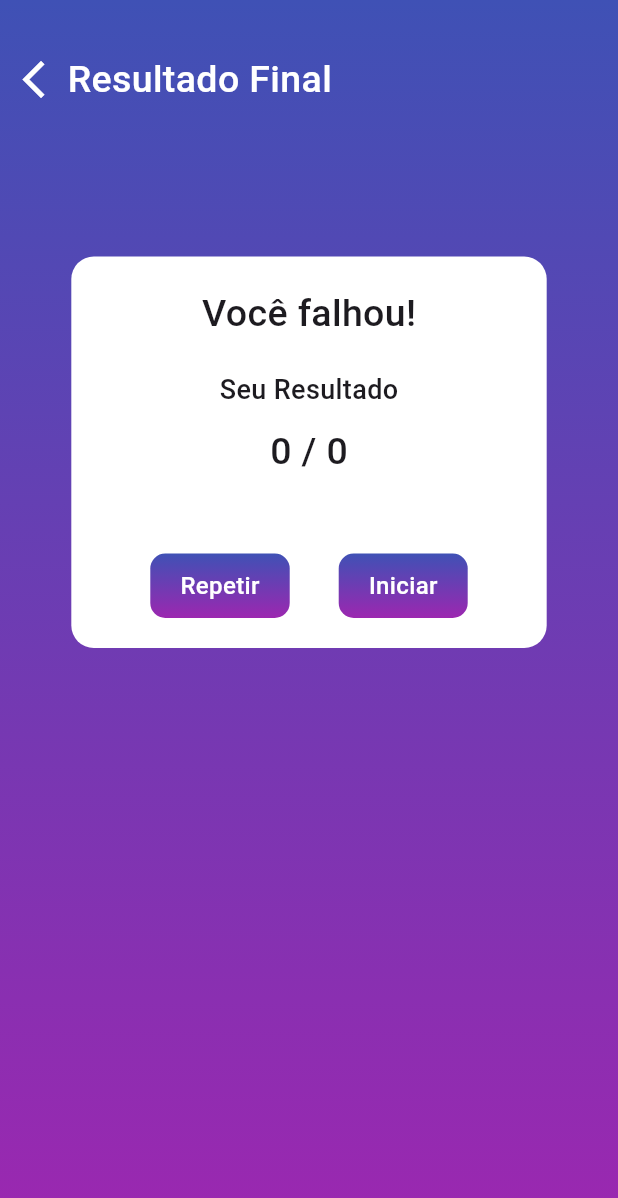
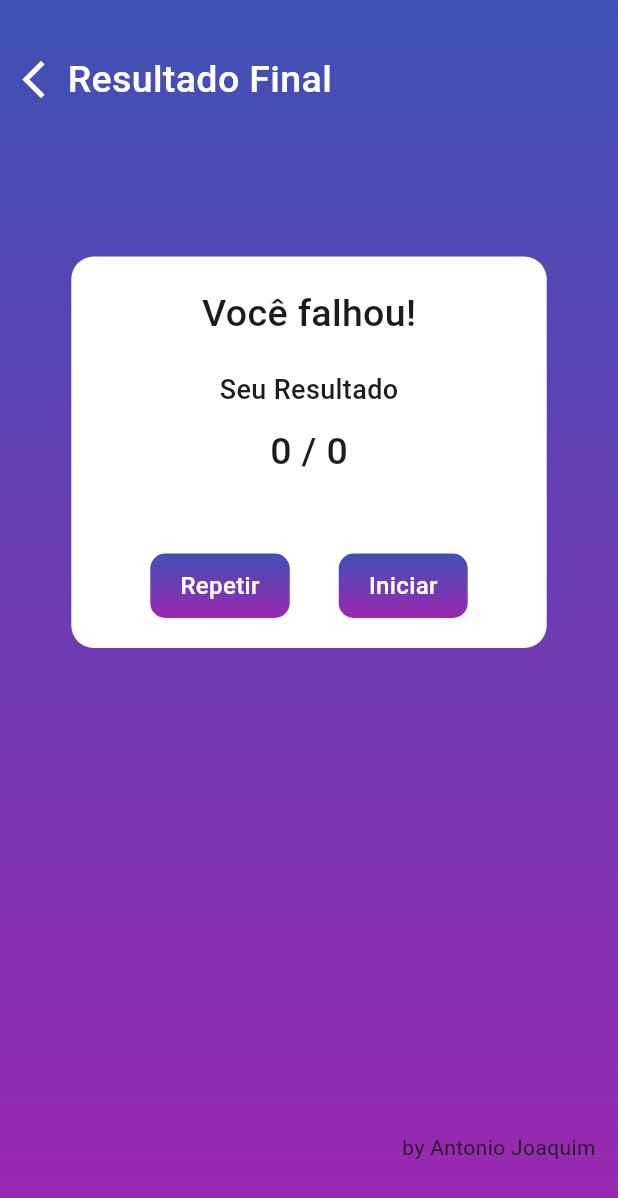
Before and after one commit to AntJoaquimDev/Quiz_App, a Flutter app: the ResultScreen screen opened directly with empty values, on a phone screen of 412 x 824 dp. Shown: the top 1198 px of the screen. Run offline on Flutter 3.47's test engine with Material 3 defaults, Android fonts, the phone set to English and light mode, and no system bars.

Commit message:
last coomit

```diff
--- a/quizapp/lib/screens/result_screen.dart
+++ b/quizapp/lib/screens/result_screen.dart
@@ -1,4 +1,5 @@
 import 'package:flutter/material.dart';
+import 'package:quizapp/data/data.dart';
 import 'package:quizapp/model/model.dart';
 import 'package:quizapp/screens/home_screen.dart';
 import 'package:quizapp/screens/quiz_screen.dart';
@@ -10,13 +11,14 @@ class ResultScreen extends StatelessWidget {
   final int totalScore;
   final QuizSet quizSet;
 
-  const ResultScreen(
-      {super.key,
-      required this.totalQuestions,
-      required this.totalAttempts,
-      required this.totalCorrect,
-      required this.totalScore,
-      required this.quizSet});
+  const ResultScreen({
+    super.key,
+    required this.totalQuestions,
+    required this.totalAttempts,
+    required this.totalCorrect,
+    required this.totalScore,
+    required this.quizSet,
+  });
 
   @override
   Widget build(BuildContext context) {
@@ -27,7 +29,7 @@ class ResultScreen extends StatelessWidget {
             : totalScore < 80
                 ? "Ótimo"
                 : totalScore > 90
-                    ? "Você é Expert"
+                    ? "Você é Expert "
                     : "Você é Fenomenal";
     return Scaffold(
       body: Container(
@@ -181,6 +183,19 @@ class ResultScreen extends StatelessWidget {
                 ),
               ),
             ),
+            const SizedBox(
+              height: 320,
+            ),
+            SizedBox(
+              child: Align(
+                alignment: Alignment.bottomRight,
+                child: Padding(
+                  padding:
+                      const EdgeInsets.symmetric(horizontal: 15, vertical: 3),
+                  child: Text('by Antonio Joaquim'),
+                ),
+              ),
+            )
           ],
         ),
       ),
```
Also changed, not shown: 1 other file.
